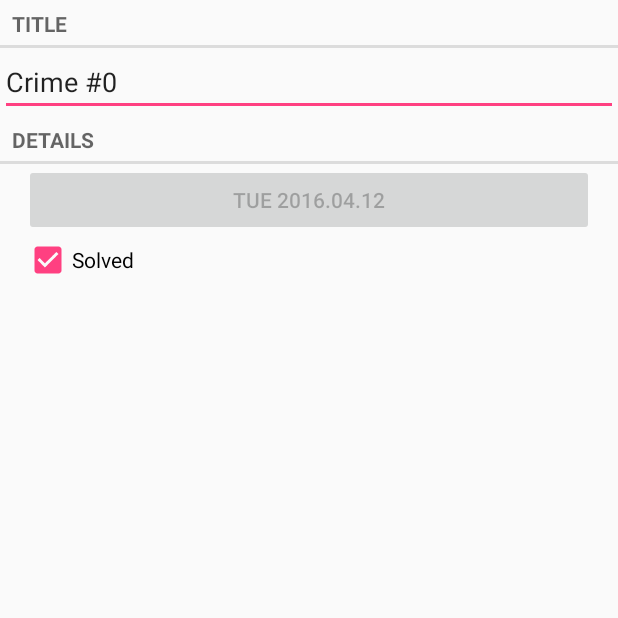
After one commit to Svilcata/Android-Studio-Project-1, an Android app: the CrimePagerActivity screen opened directly, with no data from a screen before it, on a phone screen of 412 x 824 dp, the top half of it. The commit adds this screen. Run offline under Robolectric (Android 15) with nearby library versions, the phone set to English and light mode, and no system bars.

Commit message:
Wrapping up chapter 11 from the book

```diff
--- a/app/src/main/AndroidManifest.xml
+++ b/app/src/main/AndroidManifest.xml
@@ -15,7 +15,7 @@
             </intent-filter>
         </activity>
         <activity
-            android:name=".CrimeActivity"
+            android:name=".CrimePagerActivity"
             android:label="@string/app_name">
         </activity>
     </application>
--- a/app/src/main/java/com/svilcata/criminalintent/CrimeListFragment.java
+++ b/app/src/main/java/com/svilcata/criminalintent/CrimeListFragment.java
@@ -78,7 +78,7 @@ public class CrimeListFragment extends Fragment {
         @Override
         public void onClick(View v) {
             itemPosition = mCrimeRecyclerView.getChildAdapterPosition(v);
-            Intent intent = CrimeActivity.newIntent(getActivity(), mCrime.getId());
+            Intent intent = CrimePagerActivity.newIntent(getActivity(),mCrime.getId());
             startActivity(intent);
         }
     }
--- /dev/null
+++ b/app/src/main/java/com/svilcata/criminalintent/CrimePagerActivity.java
@@ -0,0 +1,60 @@
+package com.svilcata.criminalintent;
+
+import android.content.Context;
+import android.content.Intent;
+import android.os.Bundle;
+import android.support.v4.app.Fragment;
+import android.support.v4.app.FragmentActivity;
+import android.support.v4.app.FragmentManager;
+import android.support.v4.app.FragmentStatePagerAdapter;
+import android.support.v4.view.ViewPager;
+
+import java.util.List;
+import java.util.UUID;
+
+/**
+ * Created by Svilcata on 12-Apr-16.
+ */
+public class CrimePagerActivity extends FragmentActivity {
+
+    private static final String EXTRA_CRIME_ID = "com.svilcata.criminalintent.crime_id";
+
+    private ViewPager mViewPager;
+    private List<Crime> mCrimes;
+
+    public static Intent newIntent(Context packageContext, UUID crimeId) {
+        Intent intent = new Intent(packageContext, CrimePagerActivity.class);
+        intent.putExtra(EXTRA_CRIME_ID, crimeId);
+        return intent;
+    }
+
+    @Override
+    protected void onCreate(Bundle savedInstanceState) {
+        super.onCreate(savedInstanceState);
+        setContentView(R.layout.activity_crime_pager);
+
+        UUID crimeId = (UUID) getIntent().getSerializableExtra(EXTRA_CRIME_ID);
+
+        mViewPager = (ViewPager) findViewById(R.id.activity_crime_pager_view_pager);
+        mCrimes = CrimeLab.get(this).getCrimes();
+        FragmentManager fragmentManager = getSupportFragmentManager();
+        mViewPager.setAdapter(new FragmentStatePagerAdapter(fragmentManager) {
+            @Override
+            public Fragment getItem(int position) {
+                Crime crime = mCrimes.get(position);
+                return CrimeFragment.newInstance(crime.getId());
+            }
+
+            @Override
+            public int getCount() {
+                return mCrimes.size();
+            }
+        });
+        for (int i = 0; i < mCrimes.size(); i++) {
+            if (mCrimes.get(i).getId().equals(crimeId)) {
+                mViewPager.setCurrentItem(i);
+                break;
+            }
+        }
+    }
+}
--- /dev/null
+++ b/app/src/main/res/layout/activity_crime_pager.xml
@@ -0,0 +1,6 @@
+<?xml version="1.0" encoding="utf-8"?>
+<android.support.v4.view.ViewPager android:id="@+id/activity_crime_pager_view_pager"
+                                   xmlns:android="http://schemas.android.com/apk/res/android"
+                                   android:layout_width="match_parent"
+                                   android:layout_height="match_parent">
+</android.support.v4.view.ViewPager>
```
Also changed, not shown: app/src/main/java/com/svilcata/criminalintent/CrimeActivity.java (deleted, +0 -27 lines).
